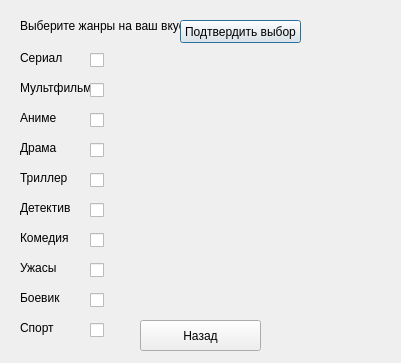
Qt form GenreWindow.ui (Minasa228/TeleProject1) before a commit.
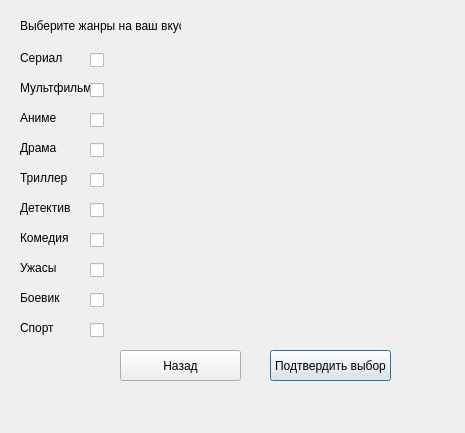
The same form after that commit.

Diff of the .ui file:
```diff
--- a/GenreWindow.ui
+++ b/GenreWindow.ui
@@ -6,10 +6,28 @@
    <rect>
     <x>0</x>
     <y>0</y>
-    <width>401</width>
-    <height>363</height>
+    <width>465</width>
+    <height>433</height>
    </rect>
   </property>
+  <property name="sizePolicy">
+   <sizepolicy hsizetype="Fixed" vsizetype="Fixed">
+    <horstretch>0</horstretch>
+    <verstretch>0</verstretch>
+   </sizepolicy>
+  </property>
+  <property name="minimumSize">
+   <size>
+    <width>465</width>
+    <height>433</height>
+   </size>
+  </property>
+  <property name="maximumSize">
+   <size>
+    <width>465</width>
+    <height>433</height>
+   </size>
+  </property>
   <property name="windowTitle">
    <string>Genre selection</string>
   </property>
@@ -165,6 +183,12 @@
      <height>31</height>
     </rect>
    </property>
+   <property name="sizePolicy">
+    <sizepolicy hsizetype="Fixed" vsizetype="Preferred">
+     <horstretch>0</horstretch>
+     <verstretch>0</verstretch>
+    </sizepolicy>
+   </property>
    <property name="text">
     <string>Выберите жанры на ваш вкус</string>
    </property>
@@ -282,6 +306,12 @@
      <height>21</height>
     </rect>
    </property>
+   <property name="sizePolicy">
+    <sizepolicy hsizetype="Fixed" vsizetype="Fixed">
+     <horstretch>0</horstretch>
+     <verstretch>0</verstretch>
+    </sizepolicy>
+   </property>
    <property name="text">
     <string/>
    </property>
@@ -289,12 +319,18 @@
   <widget class="QPushButton" name="pushButton">
    <property name="geometry">
     <rect>
-     <x>180</x>
-     <y>20</y>
+     <x>270</x>
+     <y>350</y>
      <width>121</width>
-     <height>23</height>
+     <height>31</height>
     </rect>
    </property>
+   <property name="sizePolicy">
+    <sizepolicy hsizetype="Fixed" vsizetype="Fixed">
+     <horstretch>0</horstretch>
+     <verstretch>0</verstretch>
+    </sizepolicy>
+   </property>
    <property name="text">
     <string>Подтвердить выбор</string>
    </property>
@@ -302,12 +338,18 @@
   <widget class="QPushButton" name="BackButton">
    <property name="geometry">
     <rect>
-     <x>140</x>
-     <y>320</y>
+     <x>120</x>
+     <y>350</y>
      <width>121</width>
      <height>31</height>
     </rect>
    </property>
+   <property name="sizePolicy">
+    <sizepolicy hsizetype="Fixed" vsizetype="Fixed">
+     <horstretch>0</horstretch>
+     <verstretch>0</verstretch>
+    </sizepolicy>
+   </property>
    <property name="text">
     <string>Назад</string>
    </property>
```
Left out of the diff: 114 changed lines with no effect on the pictures.
